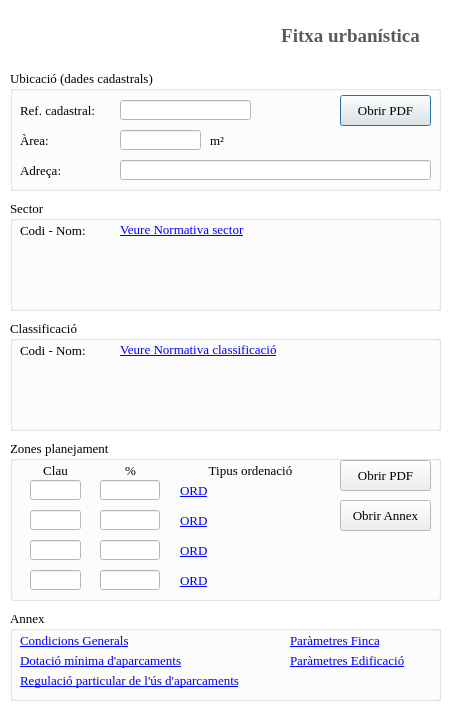
psigcat/urban_planning, file ui/fitxa_urban_dialog.ui: the form before one commit.
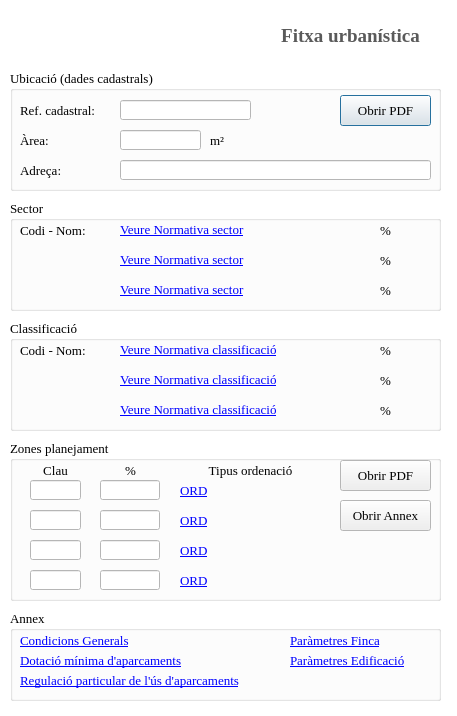
The form after the commit. Icons and pictures are not drawn.

```diff
--- a/ui/fitxa_urban_dialog.ui
+++ b/ui/fitxa_urban_dialog.ui
@@ -927,7 +927,7 @@
      <rect>
       <x>110</x>
       <y>20</y>
-      <width>311</width>
+      <width>251</width>
       <height>20</height>
      </rect>
     </property>
@@ -954,6 +954,109 @@
      <set>Qt::AlignLeading|Qt::AlignLeft|Qt::AlignVCenter</set>
     </property>
    </widget>
+   <widget class="QLabel" name="lbl_sector_2">
+    <property name="geometry">
+     <rect>
+      <x>110</x>
+      <y>50</y>
+      <width>251</width>
+      <height>20</height>
+     </rect>
+    </property>
+    <property name="font">
+     <font>
+      <family>Georgia</family>
+      <pointsize>10</pointsize>
+      <underline>false</underline>
+     </font>
+    </property>
+    <property name="cursor">
+     <cursorShape>PointingHandCursor</cursorShape>
+    </property>
+    <property name="mouseTracking">
+     <bool>true</bool>
+    </property>
+    <property name="focusPolicy">
+     <enum>Qt::ClickFocus</enum>
+    </property>
+    <property name="text">
+     <string>&lt;a href='condicions_generals.htm'&gt;Veure Normativa sector&lt;/a&gt;</string>
+    </property>
+    <property name="alignment">
+     <set>Qt::AlignLeading|Qt::AlignLeft|Qt::AlignVCenter</set>
+    </property>
+   </widget>
+   <widget class="QLabel" name="lbl_sector_3">
+    <property name="geometry">
+     <rect>
+      <x>110</x>
+      <y>80</y>
+      <width>251</width>
+      <height>20</height>
+     </rect>
+    </property>
+    <property name="font">
+     <font>
+      <family>Georgia</family>
+      <pointsize>10</pointsize>
+      <underline>false</underline>
+     </font>
+    </property>
+    <property name="cursor">
+     <cursorShape>PointingHandCursor</cursorShape>
+    </property>
+    <property name="mouseTracking">
+     <bool>true</bool>
+    </property>
+    <property name="focusPolicy">
+     <enum>Qt::ClickFocus</enum>
+    </property>
+    <property name="text">
+     <string>&lt;a href='condicions_generals.htm'&gt;Veure Normativa sector&lt;/a&gt;</string>
+    </property>
+    <property name="alignment">
+     <set>Qt::AlignLeading|Qt::AlignLeft|Qt::AlignVCenter</set>
+    </property>
+   </widget>
+   <widget class="QLabel" name="lbl_sector_1_perc">
+    <property name="geometry">
+     <rect>
+      <x>370</x>
+      <y>20</y>
+      <width>51</width>
+      <height>21</height>
+     </rect>
+    </property>
+    <property name="text">
+     <string>%</string>
+    </property>
+   </widget>
+   <widget class="QLabel" name="lbl_sector_2_perc">
+    <property name="geometry">
+     <rect>
+      <x>370</x>
+      <y>50</y>
+      <width>51</width>
+      <height>21</height>
+     </rect>
+    </property>
+    <property name="text">
+     <string>%</string>
+    </property>
+   </widget>
+   <widget class="QLabel" name="lbl_sector_3_perc">
+    <property name="geometry">
+     <rect>
+      <x>370</x>
+      <y>80</y>
+      <width>51</width>
+      <height>21</height>
+     </rect>
+    </property>
+    <property name="text">
+     <string>%</string>
+    </property>
+   </widget>
   </widget>
   <widget class="QGroupBox" name="gbClass">
    <property name="geometry">
@@ -991,7 +1094,7 @@
      <rect>
       <x>110</x>
       <y>20</y>
-      <width>301</width>
+      <width>251</width>
       <height>20</height>
      </rect>
     </property>
@@ -1018,6 +1121,109 @@
      <set>Qt::AlignLeading|Qt::AlignLeft|Qt::AlignVCenter</set>
     </property>
    </widget>
+   <widget class="QLabel" name="lbl_class_2">
+    <property name="geometry">
+     <rect>
+      <x>110</x>
+      <y>50</y>
+      <width>251</width>
+      <height>20</height>
+     </rect>
+    </property>
+    <property name="font">
+     <font>
+      <family>Georgia</family>
+      <pointsize>10</pointsize>
+      <underline>false</underline>
+     </font>
+    </property>
+    <property name="cursor">
+     <cursorShape>PointingHandCursor</cursorShape>
+    </property>
+    <property name="mouseTracking">
+     <bool>true</bool>
+    </property>
+    <property name="focusPolicy">
+     <enum>Qt::ClickFocus</enum>
+    </property>
+    <property name="text">
+     <string>&lt;a href='condicions_generals.htm'&gt;Veure Normativa classificació&lt;/a&gt;</string>
+    </property>
+    <property name="alignment">
+     <set>Qt::AlignLeading|Qt::AlignLeft|Qt::AlignVCenter</set>
+    </property>
+   </widget>
+   <widget class="QLabel" name="lbl_class_3">
+    <property name="geometry">
+     <rect>
+      <x>110</x>
+      <y>80</y>
+      <width>241</width>
+      <height>20</height>
+     </rect>
+    </property>
+    <property name="font">
+     <font>
+      <family>Georgia</family>
+      <pointsize>10</pointsize>
+      <underline>false</underline>
+     </font>
+    </property>
+    <property name="cursor">
+     <cursorShape>PointingHandCursor</cursorShape>
+    </property>
+    <property name="mouseTracking">
+     <bool>true</bool>
+    </property>
+    <property name="focusPolicy">
+     <enum>Qt::ClickFocus</enum>
+    </property>
+    <property name="text">
+     <string>&lt;a href='condicions_generals.htm'&gt;Veure Normativa classificació&lt;/a&gt;</string>
+    </property>
+    <property name="alignment">
+     <set>Qt::AlignLeading|Qt::AlignLeft|Qt::AlignVCenter</set>
+    </property>
+   </widget>
+   <widget class="QLabel" name="lbl_class_1_perc">
+    <property name="geometry">
+     <rect>
+      <x>370</x>
+      <y>20</y>
+      <width>51</width>
+      <height>21</height>
+     </rect>
+    </property>
+    <property name="text">
+     <string>%</string>
+    </property>
+   </widget>
+   <widget class="QLabel" name="lbl_class_2_perc">
+    <property name="geometry">
+     <rect>
+      <x>370</x>
+      <y>50</y>
+      <width>51</width>
+      <height>21</height>
+     </rect>
+    </property>
+    <property name="text">
+     <string>%</string>
+    </property>
+   </widget>
+   <widget class="QLabel" name="lbl_class_3_perc">
+    <property name="geometry">
+     <rect>
+      <x>370</x>
+      <y>80</y>
+      <width>51</width>
+      <height>21</height>
+     </rect>
+    </property>
+    <property name="text">
+     <string>%</string>
+    </property>
+   </widget>
   </widget>
  </widget>
  <resources/>
```
